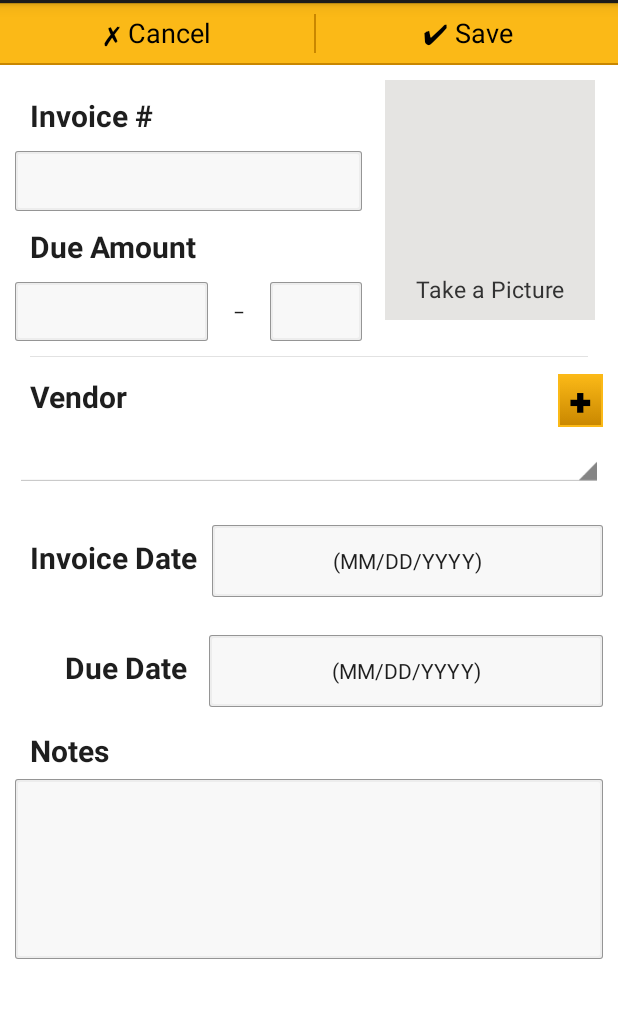
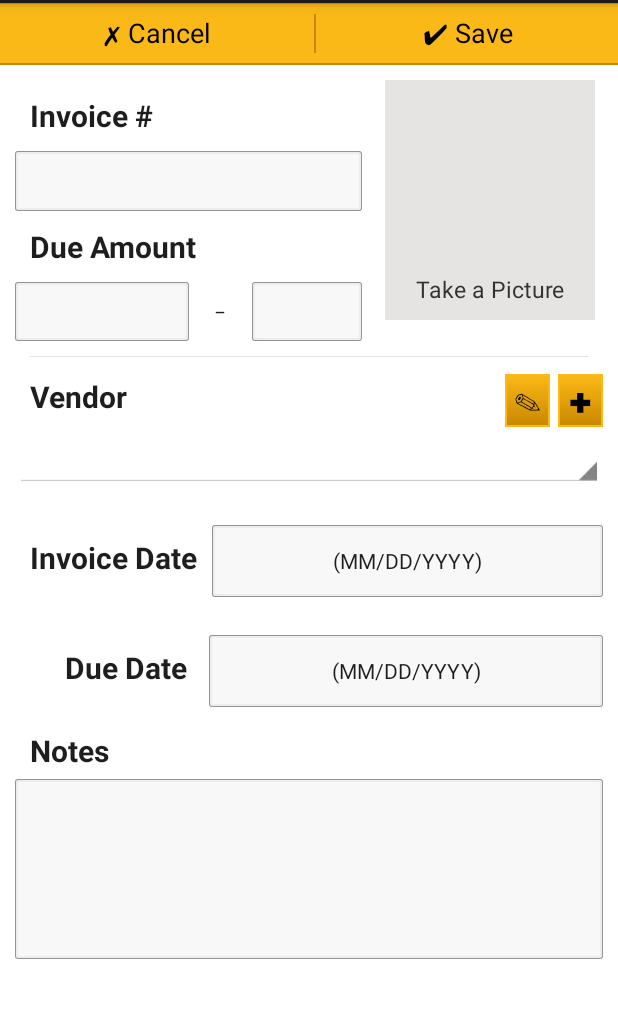
Before and after one commit to ycao233/CashFlowEstimation, an Android app: the layout activity_invoice.xml on its own in the app's theme, with its tools: preview values and no code run, on a phone screen of 412 x 824 dp, the part 69-1087 px from its top. Run offline under Robolectric (Android 15) with nearby library versions, the phone set to English and light mode, and no system bars.

Commit message:
some change on invoice ui again

```diff
--- a/CashFlowEstimation/src/main/java/com/ycao/cashflowestimation/dal/SQLiteConnector.java
+++ b/CashFlowEstimation/src/main/java/com/ycao/cashflowestimation/dal/SQLiteConnector.java
@@ -33,7 +33,7 @@ public class SQLiteConnector extends SQLiteOpenHelper {
     public static final List<String> VENDOR_COLUMNS = Arrays.asList(ID, VENDOR_COL_NAME, VENDOR_COL_CREDIT, VENDOR_COL_PHONE);
     private static final String CREATE_VENDOR = String.format("create table %s " +
             "(%s integer primary key autoincrement, " +
-            "%s text not null UNIQUE, " +
+            "%s text not null, " +
             "%s real," +
             "%s text);",
             VENDOR_TABLE,
--- a/CashFlowEstimation/src/main/java/com/ycao/cashflowestimation/domain/Vendor.java
+++ b/CashFlowEstimation/src/main/java/com/ycao/cashflowestimation/domain/Vendor.java
@@ -116,4 +116,8 @@ public class Vendor extends Entity {
 
         return null;
     }
+
+    public String toString() {
+        return String.format("%s (%s)", getName(), getPhone());
+    }
 }
--- a/CashFlowEstimation/src/main/res/layout/activity_invoice.xml
+++ b/CashFlowEstimation/src/main/res/layout/activity_invoice.xml
@@ -123,6 +123,7 @@
                     android:layout_height="wrap_content"
                     android:layout_width="match_parent">
                 <EditText
+                    android:layout_width="0dp"
                     android:layout_weight="8"
                     android:layout_height="wrap_content"
                     android:inputType="numberDecimal"
@@ -136,10 +137,11 @@
                     android:gravity="center"
                     style="@style/FormalSingleLineEditText"/>
                 <TextView
-                    android:layout_weight="3"
+                    android:layout_width="0dp"
+                    android:layout_weight="5"
                     android:layout_height="wrap_content"
                     style="@style/FormalSingleLineEditText"
-                    android:textColor="@android:color/holo_red_light"
+                    android:textColor="@android:color/holo_green_light"
                     android:id="@+id/credit_amount_textview"/>
                 </LinearLayout>
 
@@ -160,13 +162,21 @@
                     android:gravity="center_vertical"
                     android:text="Vendor"/>
                 <Button
-                    android:id="@+id/add_vendor_button"
+                    android:id="@+id/edit_vendor_button"
                     android:layout_width="30dp"
                     android:layout_height="40dp"
-                    android:layout_alignParentRight="true"
+                    android:layout_toLeftOf="@+id/add_vendor_button"
+                    android:text="@string/edit"
+                    android:background="@drawable/theme_grad_button"
+                    android:layout_marginRight="5dp"/>
+                <Button
+                    android:id="@id/add_vendor_button"
+                    android:layout_width="30dp"
+                    android:layout_height="40dp"
+                    android:layout_toLeftOf="@+id/delete_vendor_button"
                     android:text="@string/plus"
                     android:background="@drawable/theme_grad_button"
-                    />
+                    android:layout_alignParentRight="true"/>
             </RelativeLayout>
 
             <Spinner
--- a/CashFlowEstimation/src/main/res/values/strings.xml
+++ b/CashFlowEstimation/src/main/res/values/strings.xml
@@ -13,8 +13,10 @@
     <string name="create_new">Create New</string>>
     <string name="invoice_empty_input">Please check your input</string>
     <string name="plus">\u271A</string>
+    <string name="edit">\u270E</string>
     <string name="minus">\u2212</string>
     <string name="cross">\u274C</string>
+    <string name="delete">\u2716</string>
     <string name="check">\u2714</string>
     <string-array name="schedule_array">
         <item>Weekly</item>
```
Also changed, not shown: CashFlowEstimation/src/main/java/com/ycao/cashflowestimation/domain/Entity.java (+14 -5 lines), CashFlowEstimation/src/main/java/com/ycao/cashflowestimation/ui/InvoiceActivity.java (+40 -15 lines).
